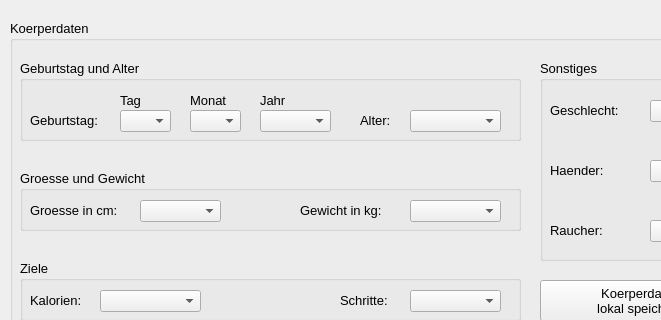
First picture: the form in src/bm_gui/src/gui/ui/window.ui, repository Gavrilo-Princip/FreeTheBodyM, before the edit; both pictures show x 0 to 661 and y 0 to 320 of the 780 by 610 pixel window.
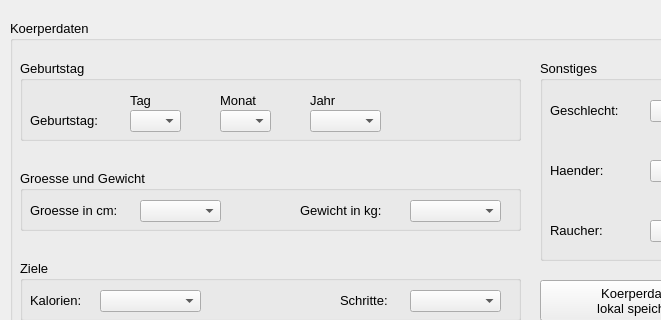
Second picture: the form after the edit.

Commit message: remove the age box. adjust the lower values for birthyear, height, weight

```diff
--- a/src/bm_gui/src/gui/ui/window.ui
+++ b/src/bm_gui/src/gui/ui/window.ui
@@ -268,7 +268,7 @@
       </rect>
      </property>
      <property name="title">
-      <string>Geburtstag und Alter</string>
+      <string>Geburtstag</string>
      </property>
      <widget class="QLabel" name="lbBirthday">
       <property name="geometry">
@@ -286,7 +286,7 @@
      <widget class="QLabel" name="lbDay">
       <property name="geometry">
        <rect>
-        <x>100</x>
+        <x>110</x>
         <y>30</y>
         <width>31</width>
         <height>21</height>
@@ -299,7 +299,7 @@
      <widget class="QLabel" name="lbMonth">
       <property name="geometry">
        <rect>
-        <x>170</x>
+        <x>200</x>
         <y>30</y>
         <width>52</width>
         <height>21</height>
@@ -312,7 +312,7 @@
      <widget class="QLabel" name="lbYear">
       <property name="geometry">
        <rect>
-        <x>240</x>
+        <x>290</x>
         <y>30</y>
         <width>52</width>
         <height>20</height>
@@ -325,7 +325,7 @@
      <widget class="QComboBox" name="cbBDayDay">
       <property name="geometry">
        <rect>
-        <x>100</x>
+        <x>110</x>
         <y>50</y>
         <width>51</width>
         <height>22</height>
@@ -335,7 +335,7 @@
      <widget class="QComboBox" name="cbBDayMonth">
       <property name="geometry">
        <rect>
-        <x>170</x>
+        <x>200</x>
         <y>50</y>
         <width>51</width>
         <height>22</height>
@@ -345,36 +345,13 @@
      <widget class="QComboBox" name="cbBDayYear">
       <property name="geometry">
        <rect>
-        <x>240</x>
+        <x>290</x>
         <y>50</y>
         <width>71</width>
         <height>22</height>
        </rect>
       </property>
      </widget>
-     <widget class="QLabel" name="lbAge">
-      <property name="geometry">
-       <rect>
-        <x>340</x>
-        <y>50</y>
-        <width>41</width>
-        <height>21</height>
-       </rect>
-      </property>
-      <property name="text">
-       <string>Alter:</string>
-      </property>
-     </widget>
-     <widget class="QComboBox" name="cbAge">
-      <property name="geometry">
-       <rect>
-        <x>390</x>
-        <y>50</y>
-        <width>91</width>
-        <height>22</height>
-       </rect>
-      </property>
-     </widget>
     </widget>
     <widget class="QGroupBox" name="gbHeightWeight">
      <property name="geometry">
```
The commit also changes 3 other files.
